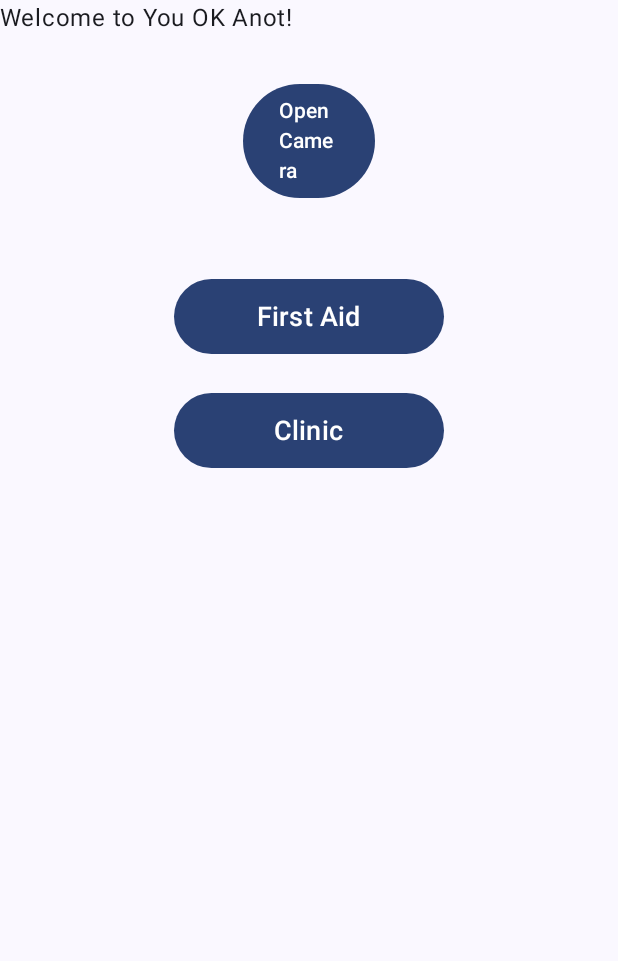
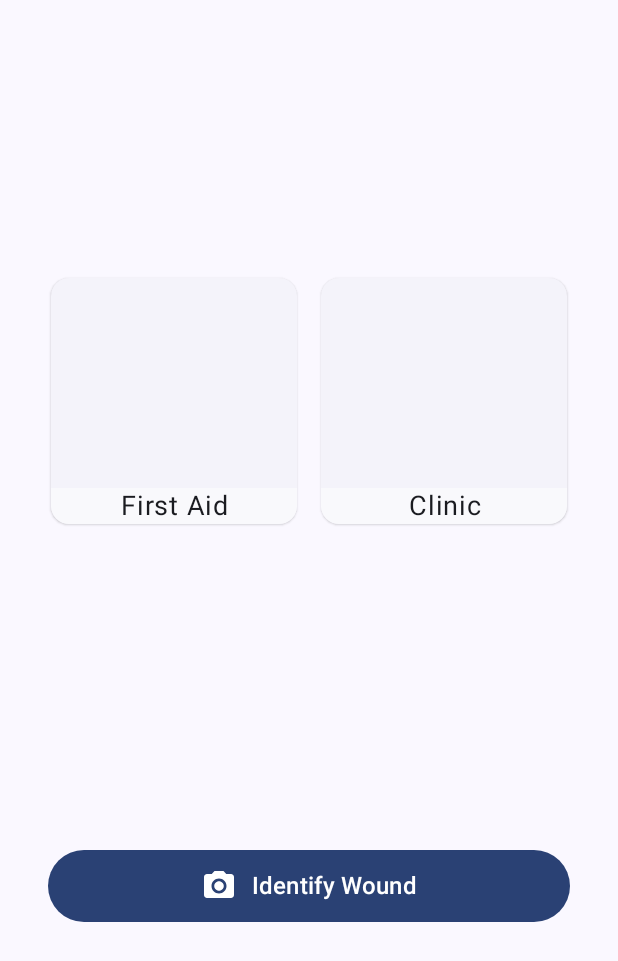
Before and after one commit to ciyfhx/YouOkAnot, an Android app built with Jetpack Compose: the screen it shows after launch (MainActivity), on a phone screen of 412 x 824 dp. Shown: the top 961 px of the screen. Run offline under Robolectric (Android 15) with nearby library versions, the phone set to English and light mode, and no system bars.

Commit message:
update home ui

```diff
--- a/app/src/main/java/com/okanot/youokanot/MainActivity.kt
+++ b/app/src/main/java/com/okanot/youokanot/MainActivity.kt
@@ -1,24 +1,45 @@
 package com.okanot.youokanot
 
+import android.Manifest
+import android.content.Intent
 import android.os.Bundle
+import android.provider.MediaStore
 import android.widget.Toast
 import androidx.activity.ComponentActivity
+import androidx.activity.compose.rememberLauncherForActivityResult
 import androidx.activity.compose.setContent
 import androidx.activity.enableEdgeToEdge
+import androidx.activity.result.contract.ActivityResultContracts
+import androidx.compose.foundation.Image
+import androidx.compose.foundation.background
+import androidx.compose.foundation.layout.Arrangement
+import androidx.compose.foundation.layout.Box
 import androidx.compose.foundation.layout.Column
 import androidx.compose.foundation.layout.PaddingValues
+import androidx.compose.foundation.layout.Row
 import androidx.compose.foundation.layout.Spacer
+import androidx.compose.foundation.layout.fillMaxHeight
 import androidx.compose.foundation.layout.fillMaxSize
+import androidx.compose.foundation.layout.fillMaxWidth
 import androidx.compose.foundation.layout.height
 import androidx.compose.foundation.layout.padding
 import androidx.compose.foundation.layout.size
 import androidx.compose.foundation.layout.width
 import androidx.compose.material3.Button
+import androidx.compose.material3.Card
+import androidx.compose.material3.ElevatedCard
 import androidx.compose.material3.Scaffold
 import androidx.compose.material3.Text
 import androidx.compose.runtime.Composable
+import androidx.compose.runtime.LaunchedEffect
+import androidx.compose.runtime.getValue
+import androidx.compose.runtime.mutableStateOf
+import androidx.compose.runtime.remember
+import androidx.compose.runtime.setValue
 import androidx.compose.ui.Alignment
 import androidx.compose.ui.Modifier
+import androidx.compose.ui.graphics.Color
+import androidx.compose.ui.text.style.TextAlign
 import androidx.compose.ui.tooling.preview.Preview
 import androidx.compose.ui.unit.TextUnit
 import androidx.compose.ui.unit.dp
@@ -61,20 +82,70 @@ class MainActivity : ComponentActivity() {
 @Composable
 fun AppNavHost(navController: NavHostController, innerPadding: PaddingValues) {
     val viewModel: ImageViewModel = viewModel()
+    // Camera permission request launcher
+    var hasPermission by remember { mutableStateOf(false) }
+    val permissionLauncher = rememberLauncherForActivityResult(
+        contract = ActivityResultContracts.RequestPermission()
+    ) { isGranted ->
+        hasPermission = isGranted
+    }
+        // Request camera permission
+        // Use a side-effect to launch the permission request once
+        LaunchedEffect(Unit) {
+            if (!hasPermission) {
+                permissionLauncher.launch(Manifest.permission.CAMERA)
+        }
+    }
     NavHost(navController = navController, startDestination = MainActivity.Nav.CAMERA_SCREEN.name) {
         composable(MainActivity.Nav.CAMERA_SCREEN.name) {
+
             Column (
-                modifier = Modifier.fillMaxSize()
+                modifier = Modifier.fillMaxSize(),
+                horizontalAlignment = Alignment.CenterHorizontally,
+                verticalArrangement = Arrangement.SpaceEvenly
             ) {
-                Greeting(name = "You OK Anot", modifier = Modifier.padding(innerPadding))
+                Row {
+                    ElevatedCard(modifier = Modifier.size(width=180.dp, height=180.dp).padding(8.dp)) {
+                        Box(modifier = Modifier.fillMaxSize()) {
+//                            Image()
+                            Column(verticalArrangement = Arrangement.Bottom, modifier = Modifier.fillMaxHeight()) {
+                                Box(modifier = Modifier.fillMaxWidth().background(color = Color(1f,1f,1f,0.5f))) {
+                                    Text("First Aid", fontSize = 18.sp, textAlign = TextAlign.Center, modifier = Modifier.fillMaxWidth())
+                                }
+
+                            }
+
+                        }
+
+
+
+                    }
+
+                    ElevatedCard (modifier = Modifier.size(width=180.dp, height=180.dp).padding(8.dp)) {
+                        Box(modifier = Modifier.fillMaxSize()) {
+                            Column(verticalArrangement = Arrangement.Bottom, modifier = Modifier.fillMaxHeight()) {
+                                Box(modifier = Modifier.fillMaxWidth().background(color = Color(1f,1f,1f,0.5f))) {
+                                    Text(
+                                        "Clinic",
+                                        fontSize = 18.sp,
+                                        textAlign = TextAlign.Center,
+                                        modifier = Modifier.fillMaxWidth()
+                                    )
+                                }
+
+                            }
+                        }
+
+                    }
+                }
 
                 CameraButton(
                     modifier = Modifier
+                        .fillMaxWidth()
                         .align(Alignment.CenterHorizontally)
                         .padding(16.dp) // Optional padding around the button
-                        .size(120.dp),  // Set a fixed size for the button
                 ) {
-                    bitmap ->
+                        bitmap ->
                     if (bitmap != null) {
                         viewModel.updateImage(bitmap)
                         val classifier = WoundClassifier(navController.context)
@@ -118,28 +189,6 @@ fun AppNavHost(navController: NavHostController, innerPadding: PaddingValues) {
                         Toast.makeText(navController.context, "No image captured", Toast.LENGTH_LONG).show()
                     }
                 }
-                Button(
-                    onClick = { /* Implement any follow-up action here */ },
-                    modifier = Modifier
-                        .align(Alignment.CenterHorizontally)
-                        .padding(10.dp) // Add padding around the button
-                        .height(50.dp)  // Increase height
-                        .width(180.dp)  // Set width to a fixed size
-                ) {
-                    Text("First Aid", fontSize = 18.sp)
-                }
-
-                // Clinic Button
-                Button(
-                    onClick = { /* Implement any follow-up action here */ },
-                    modifier = Modifier
-                        .align(Alignment.CenterHorizontally)
-                        .padding(16.dp)
-                        .height(50.dp)
-                        .width(180.dp)
-                ) {
-                    Text("Clinic", fontSize = 18.sp)
-                }
             }
         }
         composable(MainActivity.Nav.TREATMENT_SCREEN.name) {
--- a/app/src/main/java/com/okanot/youokanot/utils/CameraUtils.kt
+++ b/app/src/main/java/com/okanot/youokanot/utils/CameraUtils.kt
@@ -5,26 +5,32 @@ import android.app.Activity
 import android.content.Intent
 import android.graphics.Bitmap
 import android.provider.MediaStore
+import android.widget.Space
 import androidx.activity.compose.rememberLauncherForActivityResult
 import androidx.activity.result.contract.ActivityResultContracts
+import androidx.compose.foundation.Image
 import androidx.compose.foundation.layout.*
+import androidx.compose.material.icons.Icons
 import androidx.compose.material3.*
 import androidx.compose.runtime.*
 import androidx.compose.ui.Alignment
 import androidx.compose.ui.Modifier
+import androidx.compose.ui.res.painterResource
 import androidx.compose.ui.unit.dp
+import androidx.compose.ui.unit.sp
+import com.okanot.youokanot.R
 
 @Composable
 fun CameraButton(modifier: Modifier, onPhotoCaptured: (Bitmap?) -> Unit) {
     // State to track permission result
     var hasPermission by remember { mutableStateOf(false) }
 
-    // Camera permission request launcher
-    val permissionLauncher = rememberLauncherForActivityResult(
-        contract = ActivityResultContracts.RequestPermission()
-    ) { isGranted ->
-        hasPermission = isGranted
-    }
+//    // Camera permission request launcher
+//    val permissionLauncher = rememberLauncherForActivityResult(
+//        contract = ActivityResultContracts.RequestPermission()
+//    ) { isGranted ->
+//        hasPermission = isGranted
+//    }
 
     // Camera activity launcher
     val cameraLauncher = rememberLauncherForActivityResult(
@@ -42,27 +48,24 @@ fun CameraButton(modifier: Modifier, onPhotoCaptured: (Bitmap?) -> Unit) {
 
     Column(
         modifier = modifier
-            .wrapContentSize()
+            .fillMaxWidth()
             .padding(16.dp),
         verticalArrangement = Arrangement.Center,
         horizontalAlignment = Alignment.CenterHorizontally
     ) {
-        Button(onClick = {
-            if (!hasPermission) {
-                // Request camera permission
-                permissionLauncher.launch(Manifest.permission.CAMERA)
-            } else {
-                // Launch the camera
-                val cameraIntent = Intent(MediaStore.ACTION_IMAGE_CAPTURE)
-                cameraLauncher.launch(cameraIntent)
-            }
+        Button(modifier = Modifier.fillMaxWidth().height(48.dp),onClick = {
+            // Launch the camera
+            val cameraIntent = Intent(MediaStore.ACTION_IMAGE_CAPTURE)
+            cameraLauncher.launch(cameraIntent)
         }) {
-            Text("Open Camera")
+            Image(painter = painterResource(R.drawable.baseline_camera_alt_24), contentDescription = "", modifier = Modifier.size(24.dp))
+            Spacer(Modifier.width(10.dp))
+            Text("Identify Wound", fontSize = 16.sp)
         }
 
-        if (!hasPermission) {
-            Spacer(modifier = Modifier.height(8.dp))
-            Text("Camera permission is required.", color = MaterialTheme.colorScheme.error)
-        }
+//        if (!hasPermission) {
+//            Spacer(modifier = Modifier.height(8.dp))
+//            Text("Camera permission is required.", color = MaterialTheme.colorScheme.error)
+//        }
     }
 }
--- /dev/null
+++ b/app/src/main/res/drawable/baseline_camera_alt_24.xml
@@ -0,0 +1,7 @@
+<vector xmlns:android="http://schemas.android.com/apk/res/android" android:height="24dp" android:tint="#FFFFFF" android:viewportHeight="24" android:viewportWidth="24" android:width="24dp">
+
+    <path android:fillColor="@android:color/white" android:pathData="M12,12m-3.2,0a3.2,3.2 0,1 1,6.4 0a3.2,3.2 0,1 1,-6.4 0"/>
+
+    <path android:fillColor="@android:color/white" android:pathData="M9,2L7.17,4L4,4c-1.1,0 -2,0.9 -2,2v12c0,1.1 0.9,2 2,2h16c1.1,0 2,-0.9 2,-2L22,6c0,-1.1 -0.9,-2 -2,-2h-3.17L15,2L9,2zM12,17c-2.76,0 -5,-2.24 -5,-5s2.24,-5 5,-5 5,2.24 5,5 -2.24,5 -5,5z"/>
+
+</vector>
```
